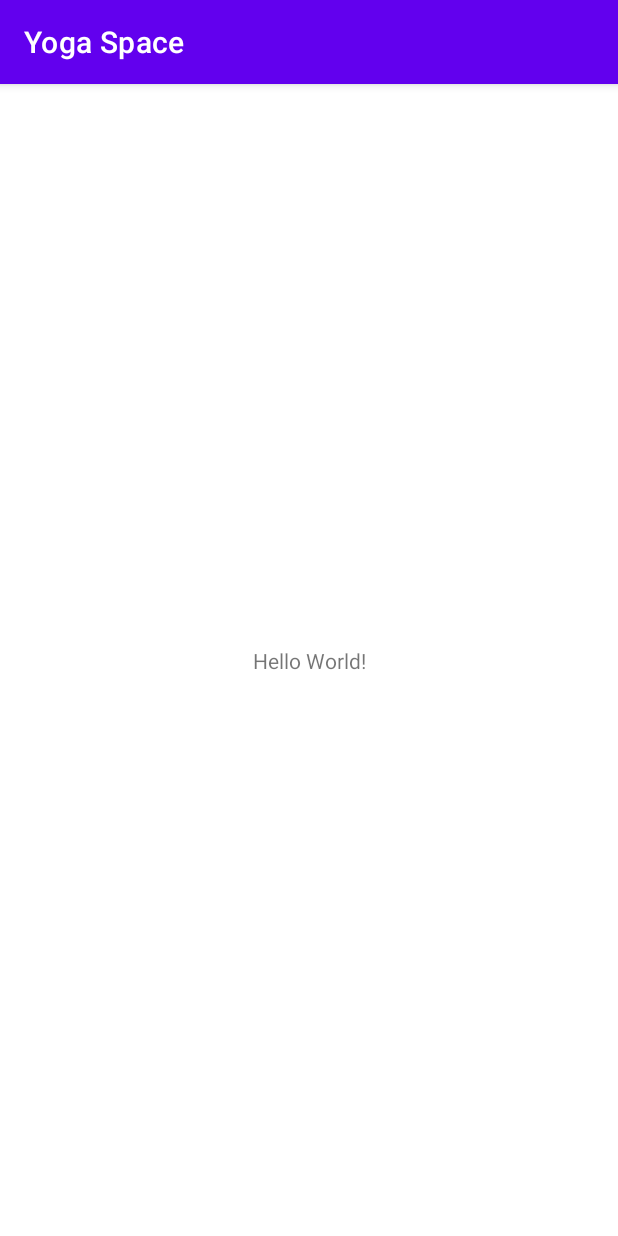
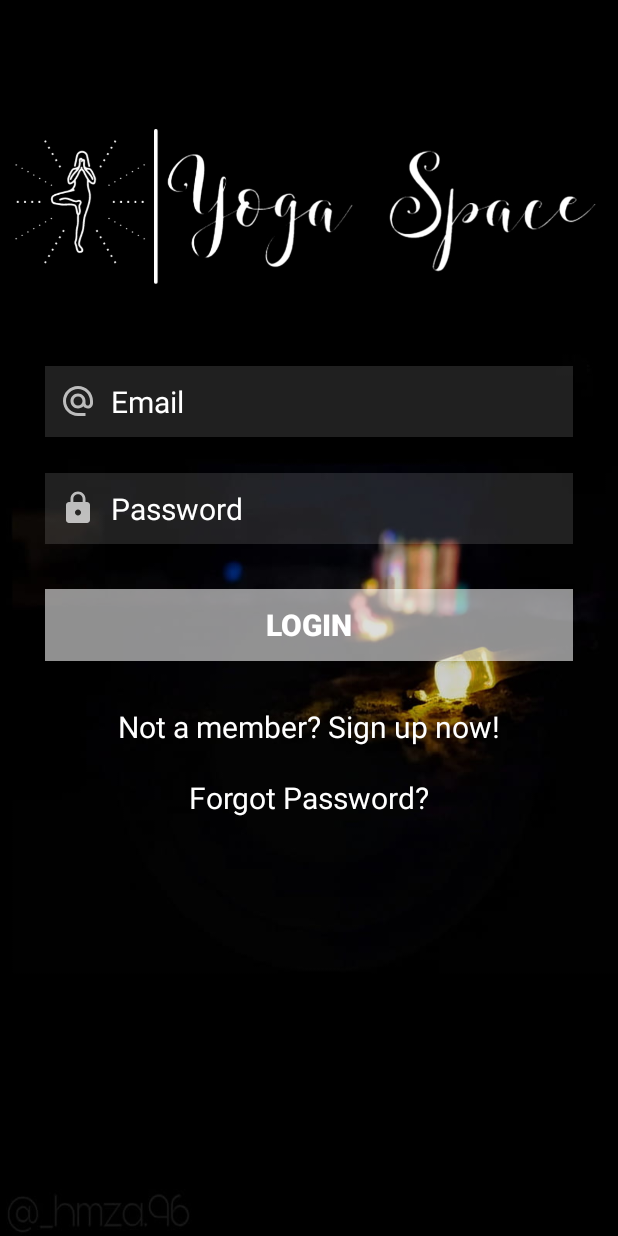
Before and after one commit to shruti10951/YogaSpace, an Android app: the screen it shows after launch (MainActivity before the commit, LoginActivity after it), on a phone screen of 412 x 824 dp. Run offline under Robolectric (Android 15) with nearby library versions, the phone set to English and light mode, and no system bars; our stand-ins replace Firebase (no records; nobody signed in at launch, a user with empty details on screens opened directly).

Commit message:
Login and Registration by Shruti

```diff
--- a/app/build.gradle
+++ b/app/build.gradle
@@ -1,5 +1,6 @@
 plugins {
     id 'com.android.application'
+    id 'com.google.gms.google-services'
 }
 
 android {
@@ -32,6 +33,7 @@ dependencies {
     implementation 'androidx.appcompat:appcompat:1.4.1'
     implementation 'com.google.android.material:material:1.5.0'
     implementation 'androidx.constraintlayout:constraintlayout:2.1.3'
+    implementation 'com.google.firebase:firebase-auth:21.0.2'
     testImplementation 'junit:junit:4.13.2'
     androidTestImplementation 'androidx.test.ext:junit:1.1.3'
     androidTestImplementation 'androidx.test.espresso:espresso-core:3.4.0'
--- /dev/null
+++ b/app/src/main/java/com/vidyalankar/yogaspace/LoginActivity.java
@@ -0,0 +1,88 @@
+package com.vidyalankar.yogaspace;
+
+import androidx.annotation.NonNull;
+import androidx.appcompat.app.AppCompatActivity;
+
+import android.content.Intent;
+import android.os.Bundle;
+import android.util.Patterns;
+import android.view.View;
+import android.widget.Button;
+import android.widget.EditText;
+import android.widget.TextView;
+import android.widget.Toast;
+
+import com.google.android.gms.tasks.OnCompleteListener;
+import com.google.android.gms.tasks.Task;
+import com.google.firebase.auth.AuthResult;
+import com.google.firebase.auth.FirebaseAuth;
+
+public class LoginActivity extends AppCompatActivity {
+
+    TextView sign_up_txt;
+    EditText email_et, password_et;
+    Button login_btn;
+
+    @Override
+    protected void onCreate(Bundle savedInstanceState) {
+        super.onCreate(savedInstanceState);
+        setContentView(R.layout.activity_login);
+
+        sign_up_txt= findViewById(R.id.sign_up_txt);
+        email_et= findViewById(R.id.login_email_et);
+        password_et= findViewById(R.id.login_password_et);
+        login_btn= findViewById(R.id.login_btn);
+
+        sign_up_txt.setOnClickListener(new View.OnClickListener() {
+            @Override
+            public void onClick(View view) {
+                Intent intent= new Intent(LoginActivity.this, SignUpActivity.class);
+                startActivity(intent);
+            }
+        });
+
+        login_btn.setOnClickListener(new View.OnClickListener() {
+            @Override
+            public void onClick(View view) {
+                String email= email_et.getText().toString();
+                String password= password_et.getText().toString();
+
+                if(email.isEmpty()){
+                    email_et.setError("Email is required!");
+                    email_et.requestFocus();
+                    return;
+                }
+                if(password.isEmpty()){
+                    password_et.setError("Password is required!");
+                    password_et.requestFocus();
+                    return;
+                }
+                if(!Patterns.EMAIL_ADDRESS.matcher(email).matches()){
+                    email_et.setError("Please provide valid Email!");
+                    email_et.requestFocus();
+                    return;
+                }
+                if(password.length()<6){
+                    password_et.setError("Min password length should be 6 characters!");
+                    password_et.requestFocus();
+                    return;
+                }
+
+                FirebaseAuth.getInstance().signInWithEmailAndPassword(email, password).addOnCompleteListener(new OnCompleteListener<AuthResult>() {
+                    @Override
+                    public void onComplete(@NonNull Task<AuthResult> task) {
+                        if(task.isSuccessful()){
+                            Toast.makeText(LoginActivity.this, "Login successful!", Toast.LENGTH_SHORT).show();
+                            Intent intent= new Intent(LoginActivity.this, SignUpActivity.class);
+                            startActivity(intent);
+                        }else{
+                            Toast.makeText(LoginActivity.this, "Failed to Login! Please check your credentials!", Toast.LENGTH_LONG).show();
+                        }
+                    }
+                });
+
+            }
+        });
+
+    }
+}
--- a/app/src/main/java/com/vidyalankar/yogaspace/MainActivity.java
+++ b/app/src/main/java/com/vidyalankar/yogaspace/MainActivity.java
@@ -2,13 +2,41 @@ package com.vidyalankar.yogaspace;
 
 import androidx.appcompat.app.AppCompatActivity;
 
+import android.content.Intent;
 import android.os.Bundle;
+import android.os.Handler;
+
+import com.google.firebase.auth.FirebaseAuth;
+import com.google.firebase.auth.FirebaseUser;
 
 public class MainActivity extends AppCompatActivity {
+
+    FirebaseAuth mAuth;
+    FirebaseUser firebaseUser;
 
     @Override
     protected void onCreate(Bundle savedInstanceState) {
         super.onCreate(savedInstanceState);
         setContentView(R.layout.activity_main);
+
+        mAuth= FirebaseAuth.getInstance();
+        if(mAuth != null){
+            firebaseUser= mAuth.getCurrentUser();
+        }
+
+        new Handler().postDelayed(new Runnable() {
+            @Override
+            public void run() {
+                if(firebaseUser == null){
+                    Intent intent1= new Intent(MainActivity.this, LoginActivity.class);
+                    startActivity(intent1);
+                }else {
+                    Intent intent2 = new Intent(MainActivity.this, SignUpActivity.class);
+                    startActivity(intent2);
+                }
+                finish();
+            }
+        },5000);
+
     }
 }
--- /dev/null
+++ b/app/src/main/res/drawable/email_icon.xml
@@ -0,0 +1,10 @@
+<vector xmlns:android="http://schemas.android.com/apk/res/android"
+    android:width="24dp"
+    android:height="24dp"
+    android:viewportWidth="24"
+    android:viewportHeight="24"
+    android:tint="?attr/colorControlNormal">
+  <path
+      android:fillColor="@android:color/white"
+      android:pathData="M12,2C6.48,2 2,6.48 2,12s4.48,10 10,10h5v-2h-5c-4.34,0 -8,-3.66 -8,-8s3.66,-8 8,-8 8,3.66 8,8v1.43c0,0.79 -0.71,1.57 -1.5,1.57s-1.5,-0.78 -1.5,-1.57L17,12c0,-2.76 -2.24,-5 -5,-5s-5,2.24 -5,5 2.24,5 5,5c1.38,0 2.64,-0.56 3.54,-1.47 0.65,0.89 1.77,1.47 2.96,1.47 1.97,0 3.5,-1.6 3.5,-3.57L22,12c0,-5.52 -4.48,-10 -10,-10zM12,15c-1.66,0 -3,-1.34 -3,-3s1.34,-3 3,-3 3,1.34 3,3 -1.34,3 -3,3z"/>
+</vector>
--- /dev/null
+++ b/app/src/main/res/drawable/password_icon.xml
@@ -0,0 +1,10 @@
+<vector xmlns:android="http://schemas.android.com/apk/res/android"
+    android:width="24dp"
+    android:height="24dp"
+    android:viewportWidth="24"
+    android:viewportHeight="24"
+    android:tint="?attr/colorControlNormal">
+  <path
+      android:fillColor="@android:color/white"
+      android:pathData="M18,8h-1L17,6c0,-2.76 -2.24,-5 -5,-5S7,3.24 7,6v2L6,8c-1.1,0 -2,0.9 -2,2v10c0,1.1 0.9,2 2,2h12c1.1,0 2,-0.9 2,-2L20,10c0,-1.1 -0.9,-2 -2,-2zM12,17c-1.1,0 -2,-0.9 -2,-2s0.9,-2 2,-2 2,0.9 2,2 -0.9,2 -2,2zM15.1,8L8.9,8L8.9,6c0,-1.71 1.39,-3.1 3.1,-3.1 1.71,0 3.1,1.39 3.1,3.1v2z"/>
+</vector>
--- /dev/null
+++ b/app/src/main/res/layout/activity_login.xml
@@ -0,0 +1,90 @@
+<?xml version="1.0" encoding="utf-8"?>
+<LinearLayout xmlns:android="http://schemas.android.com/apk/res/android"
+    xmlns:app="http://schemas.android.com/apk/res-auto"
+    xmlns:tools="http://schemas.android.com/tools"
+    android:layout_width="match_parent"
+    android:layout_height="match_parent"
+    android:orientation="vertical"
+    android:background="@drawable/login_bg"
+    tools:context=".LoginActivity">
+
+    <ImageView
+        android:id="@+id/imageView"
+        android:layout_width="match_parent"
+        android:layout_height="150dp"
+        android:layout_marginTop="60dp"
+        android:src="@drawable/horizontal_logo" />
+
+    <EditText
+        android:id="@+id/login_email_et"
+        android:layout_width="match_parent"
+        android:layout_height="wrap_content"
+        android:layout_marginStart="30dp"
+        android:layout_marginTop="34dp"
+        android:layout_marginEnd="30dp"
+        android:hint="Email"
+        android:drawableLeft="@drawable/email_icon"
+        android:drawablePadding="10dp"
+        android:paddingStart="10dp"
+        android:paddingEnd="10dp"
+        android:paddingTop="10dp"
+        android:paddingBottom="10dp"
+        android:textColorHint="@color/white"
+        android:textSize="20sp"
+        android:textColor="@color/white"
+        android:background="#20FFFFFF" />
+
+    <EditText
+        android:id="@+id/login_password_et"
+        android:layout_width="match_parent"
+        android:layout_height="wrap_content"
+        android:layout_marginStart="30dp"
+        android:layout_marginTop="24dp"
+        android:layout_marginEnd="30dp"
+        android:hint="Password"
+        android:inputType="textPassword"
+        android:drawableLeft="@drawable/password_icon"
+        android:drawablePadding="10dp"
+        android:paddingStart="10dp"
+        android:paddingEnd="10dp"
+        android:paddingTop="10dp"
+        android:paddingBottom="10dp"
+        android:textColorHint="@color/white"
+        android:textSize="20sp"
+        android:textColor="@color/white"
+        android:background="#20FFFFFF" />
+
+    <Button
+        android:id="@+id/login_btn"
+        android:layout_width="match_parent"
+        android:layout_height="wrap_content"
+        android:text="Login"
+        android:textSize="20sp"
+        android:background="#90FFFFFF"
+        android:textStyle="bold"
+        android:layout_marginTop="30dp"
+        android:layout_marginStart="30dp"
+        android:layout_marginEnd="30dp"
+        android:layout_gravity="center"/>
+
+    <TextView
+        android:id="@+id/sign_up_txt"
+        android:layout_width="wrap_content"
+        android:layout_height="wrap_content"
+        android:text="Not a member? Sign up now!"
+        android:textColor="@color/white"
+        android:textSize="20sp"
+        android:layout_gravity="center"
+        android:layout_marginTop="30dp" />
+
+    <TextView
+        android:id="@+id/forgot_pass_text"
+        android:layout_width="wrap_content"
+        android:layout_height="wrap_content"
+        android:text="Forgot Password?"
+        android:textColor="@color/white"
+        android:textSize="20sp"
+        android:layout_gravity="center"
+        android:layout_marginTop="20dp" />
+
+</LinearLayout>
--- a/app/src/main/res/values/themes.xml
+++ b/app/src/main/res/values/themes.xml
@@ -1,6 +1,6 @@
 <resources xmlns:tools="http://schemas.android.com/tools">
     <!-- Base application theme. -->
-    <style name="Theme.YogaSpace" parent="Theme.MaterialComponents.DayNight.DarkActionBar">
+    <style name="Theme.YogaSpace" parent="Theme.AppCompat.Light.NoActionBar">
         <!-- Primary brand color. -->
         <item name="colorPrimary">@color/purple_500</item>
         <item name="colorPrimaryVariant">@color/purple_700</item>
--- a/build.gradle
+++ b/build.gradle
@@ -1,4 +1,8 @@
-// Top-level build file where you can add configuration options common to all sub-projects/modules.
+buildscript {
+    dependencies {
+        classpath 'com.google.gms:google-services:4.3.10'
+    }
+}// Top-level build file where you can add configuration options common to all sub-projects/modules.
 plugins {
     id 'com.android.application' version '7.1.3' apply false
     id 'com.android.library' version '7.1.3' apply false
```
Also changed, not shown: app/src/main/AndroidManifest.xml (+7 -1 lines), app/src/main/java/com/vidyalankar/yogaspace/SignUpActivity.java (added, +93 -0 lines), app/src/main/res/layout/activity_main.xml (+12 -6 lines), app/src/main/res/layout/activity_sign_up.xml (added, +100 -0 lines), app/src/main/res/drawable/horizontal_logo.jpg (added), app/src/main/res/drawable/login_bg.jpg (added), app/src/main/res/drawable/logo.png (added), 1 other file.
